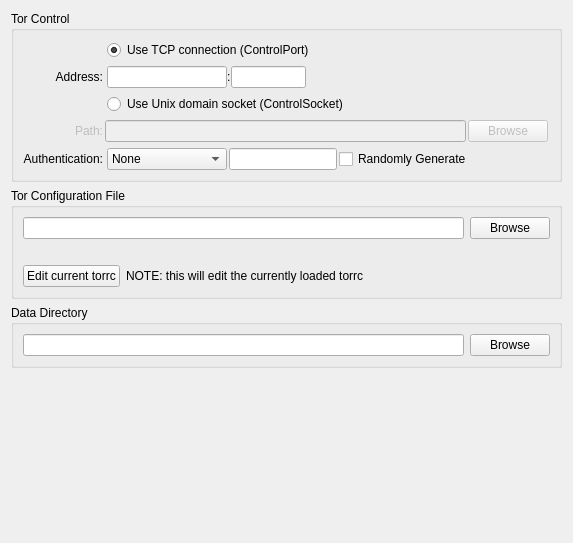
Before: the Qt Designer form src/vidalia/config/AdvancedPage.ui in kragen/vidalia, drawn with Qt 5.
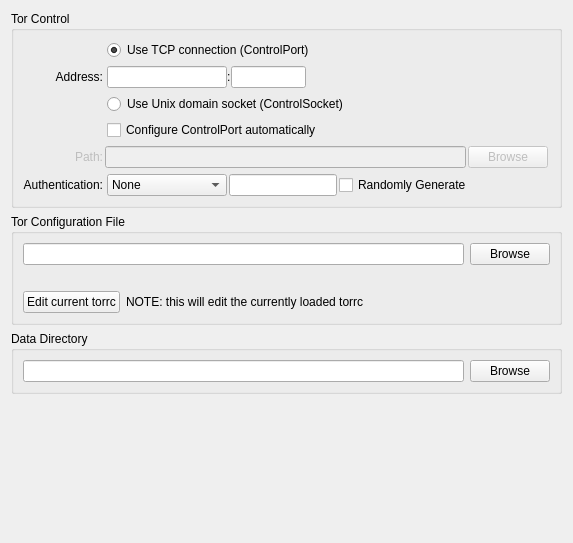
After: the same form once the commit is applied.

Commit message:
Add auto configuration of the control host:port to stable
This is just a hand-rebase of the bug3077_auto branch.

What changed in the file:
```diff
--- a/src/vidalia/config/AdvancedPage.ui
+++ b/src/vidalia/config/AdvancedPage.ui
@@ -31,7 +31,7 @@
         <property name="verticalSpacing">
          <number>6</number>
         </property>
-        <item row="4" column="0">
+        <item row="5" column="0">
          <widget class="QLabel" name="lblAuth">
           <property name="text">
            <string>Authentication:</string>
@@ -51,7 +51,7 @@
           </property>
          </widget>
         </item>
-        <item row="4" column="2" colspan="3">
+        <item row="5" column="2" colspan="3">
          <layout class="QHBoxLayout">
           <property name="spacing">
            <number>2</number>
@@ -185,7 +185,7 @@
           </property>
          </widget>
         </item>
-        <item row="3" column="0">
+        <item row="4" column="0">
          <widget class="QLabel" name="lblPath">
           <property name="enabled">
            <bool>false</bool>
@@ -198,7 +198,7 @@
           </property>
          </widget>
         </item>
-        <item row="3" column="1" colspan="2">
+        <item row="4" column="1" colspan="2">
          <widget class="QLineEdit" name="lineSocketPath">
           <property name="enabled">
            <bool>false</bool>
@@ -212,7 +212,7 @@
           </property>
          </widget>
         </item>
-        <item row="3" column="3">
+        <item row="4" column="3">
          <widget class="QPushButton" name="btnBrowseSocketPath">
           <property name="enabled">
            <bool>false</bool>
@@ -222,6 +222,13 @@
           </property>
          </widget>
         </item>
+        <item row="3" column="2">
+         <widget class="QCheckBox" name="chkAuto">
+          <property name="text">
+           <string>Configure ControlPort automatically</string>
+          </property>
+         </widget>
+        </item>
        </layout>
       </item>
      </layout>
```
The commit also changes 5 other files.
